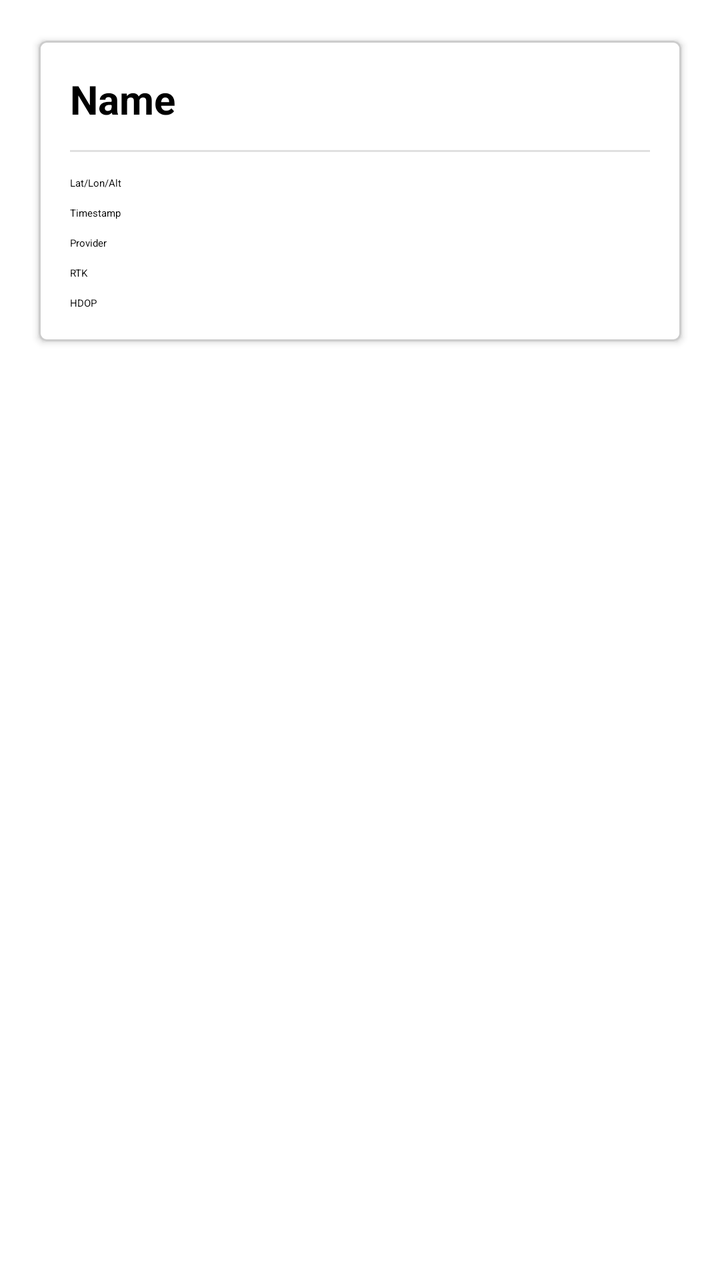
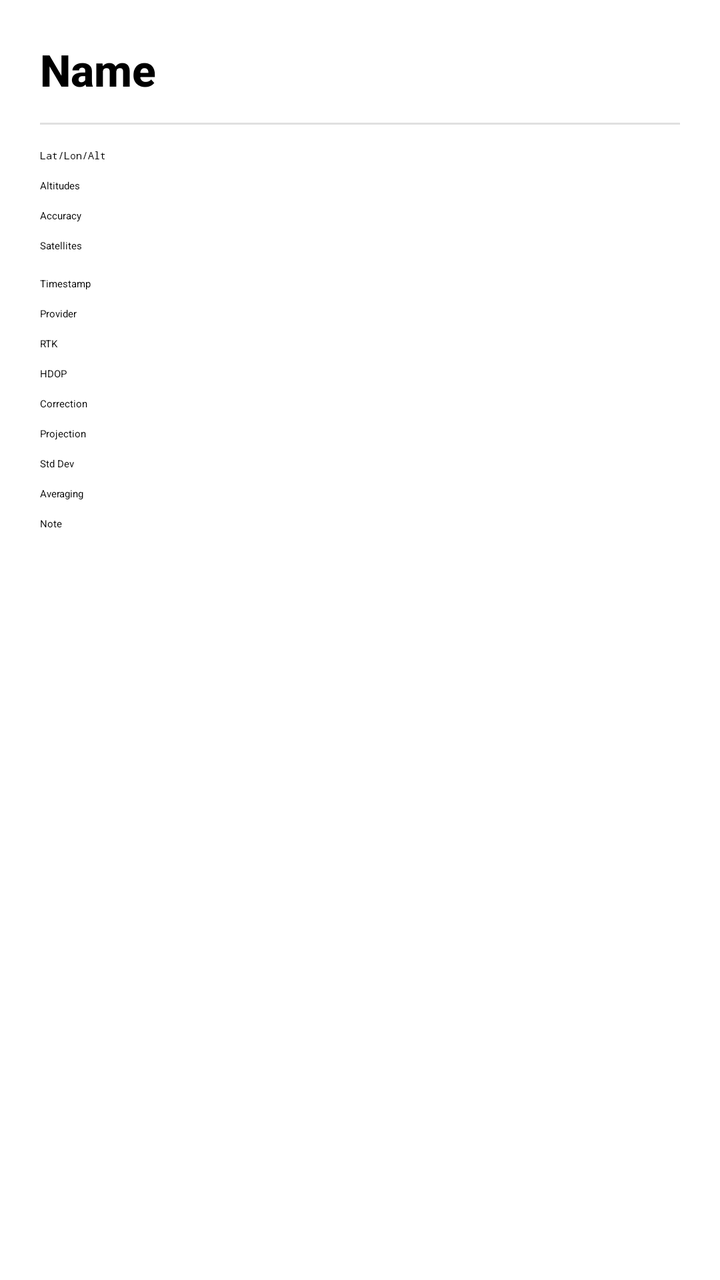

An Android layout rendered at two revisions. The XML below is the earlier revision; the diff shows what the commit changed to produce the second picture.
<!-- AndroidManifest.xml: activity theme Theme.SurveyingApp.NoActionBar -->
<!-- res/layout/fragment_coordinate_detail.xml -->
<?xml version="1.0" encoding="utf-8"?>
<ScrollView xmlns:android="http://schemas.android.com/apk/res/android"
    xmlns:app="http://schemas.android.com/apk/res-auto"
    android:layout_width="match_parent"
    android:layout_height="match_parent"
    android:padding="16dp"
    android:fadeScrollbars="false">

    <LinearLayout
        android:layout_width="match_parent"
        android:layout_height="wrap_content"
        android:orientation="vertical">

        
        <com.google.android.material.card.MaterialCardView
            android:layout_width="match_parent"
            android:layout_height="wrap_content"
            app:cardUseCompatPadding="true"
            app:cardElevation="2dp"
            app:strokeWidth="1dp"
            app:strokeColor="@color/coordinate_card_stroke_normal"
            android:layout_marginBottom="16dp">

            <LinearLayout
                android:layout_width="match_parent"
                android:layout_height="wrap_content"
                android:orientation="vertical"
                android:padding="16dp">

                <TextView
                    android:id="@+id/text_name"
                    android:layout_width="match_parent"
                    android:layout_height="wrap_content"
                    android:textStyle="bold"
                    android:textSize="20sp"
                    android:textColor="@android:color/black"
                    android:text="Name" />

                <com.google.android.material.divider.MaterialDivider
                    android:layout_width="match_parent"
                    android:layout_height="wrap_content"
                    android:layout_marginTop="12dp"
                    android:layout_marginBottom="12dp" />

                
                <TextView
                    android:id="@+id/text_coords"
                    android:layout_width="match_parent"
                    android:layout_height="wrap_content"
                    android:textAppearance="?attr/textAppearanceBodyMedium"
                    android:textColor="@android:color/black"
                    android:text="Lat/Lon/Alt" />

                <TextView
                    android:id="@+id/text_time"
                    android:layout_width="match_parent"
                    android:layout_height="wrap_content"
                    android:layout_marginTop="8dp"
                    android:textAppearance="?attr/textAppearanceBodySmall"
                    android:text="Timestamp" />

                <TextView
                    android:id="@+id/text_provider"
                    android:layout_width="match_parent"
                    android:layout_height="wrap_content"
                    android:layout_marginTop="8dp"
                    android:textAppearance="?attr/textAppearanceBodySmall"
                    android:text="Provider" />

                <TextView
                    android:id="@+id/text_rtk"
                    android:layout_width="match_parent"
                    android:layout_height="wrap_content"
                    android:layout_marginTop="8dp"
                    android:textAppearance="?attr/textAppearanceBodySmall"
                    android:text="RTK" />

                <TextView
                    android:id="@+id/text_hdop"
                    android:layout_width="match_parent"
                    android:layout_height="wrap_content"
                    android:layout_marginTop="8dp"
                    android:textAppearance="?attr/textAppearanceBodySmall"
                    android:text="HDOP" />

                <TextView
                    android:id="@+id/text_empty"
                    android:layout_width="match_parent"
                    android:layout_height="wrap_content"
                    android:layout_marginTop="24dp"
                    android:text="Coordinate not found"
                    android:visibility="gone"
                    android:textStyle="italic"
                    android:textAppearance="?attr/textAppearanceBodyMedium" />
            </LinearLayout>
        </com.google.android.material.card.MaterialCardView>

        
        

    </LinearLayout>
</ScrollView>
<!-- resources referenced by this layout -->
<resources>
  <color name="coordinate_card_stroke_normal">#33000000</color>
  <style name="Theme.SurveyingApp.NoActionBar">
          <item name="windowActionBar">false</item>
          <item name="windowNoTitle">true</item>
      </style>
</resources>

<!-- the commit's change to res/layout/fragment_coordinate_detail.xml (unified diff, before → after) -->
@@ -6,96 +6,221 @@
     android:padding="16dp"
     android:fadeScrollbars="false">
 
+    
     <LinearLayout
         android:layout_width="match_parent"
         android:layout_height="wrap_content"
-        android:orientation="vertical">
+        android:orientation="vertical"
+        android:divider="@android:color/transparent"
+        android:showDividers="none">
 
         
-        <com.google.android.material.card.MaterialCardView
+        <LinearLayout
+            android:id="@+id/coord_detail_block"
             android:layout_width="match_parent"
             android:layout_height="wrap_content"
-            app:cardUseCompatPadding="true"
-            app:cardElevation="2dp"
-            app:strokeWidth="1dp"
-            app:strokeColor="@color/coordinate_card_stroke_normal"
-            android:layout_marginBottom="16dp">
-
+            android:orientation="vertical"
+            android:padding="4dp">
+
+            <TextView
+                android:id="@+id/text_name"
+                android:layout_width="match_parent"
+                android:layout_height="wrap_content"
+                android:textStyle="bold"
+                android:textSize="22sp"
+                android:fontFamily="sans-serif-medium"
+                android:textColor="@android:color/black"
+                android:text="Name"
+                android:paddingBottom="4dp"/>
+
+            <com.google.android.material.divider.MaterialDivider
+                android:layout_width="match_parent"
+                android:layout_height="wrap_content"
+                android:layout_marginTop="8dp"
+                android:layout_marginBottom="12dp" />
+
+            
+            <TextView
+                android:id="@+id/text_coords"
+                android:layout_width="match_parent"
+                android:layout_height="wrap_content"
+                android:textAppearance="?attr/textAppearanceBodyMedium"
+                android:fontFamily="monospace"
+                android:textColor="@android:color/black"
+                android:text="Lat/Lon/Alt" />
+
+            
+            <TextView
+                android:id="@+id/text_altitudes"
+                android:layout_width="match_parent"
+                android:layout_height="wrap_content"
+                android:layout_marginTop="8dp"
+                android:textAppearance="?attr/textAppearanceBodySmall"
+                android:textColor="@android:color/black"
+                android:text="Altitudes" />
+
+            
+            <TextView
+                android:id="@+id/text_accuracy"
+                android:layout_width="match_parent"
+                android:layout_height="wrap_content"
+                android:layout_marginTop="8dp"
+                android:textAppearance="?attr/textAppearanceBodySmall"
+                android:textColor="@android:color/black"
+                android:text="Accuracy" />
+
+            
+            <TextView
+                android:id="@+id/text_sats"
+                android:layout_width="match_parent"
+                android:layout_height="wrap_content"
+                android:layout_marginTop="8dp"
+                android:textAppearance="?attr/textAppearanceBodySmall"
+                android:textColor="@android:color/black"
+                android:text="Satellites" />
+
+            
+            <TextView
+                android:id="@+id/text_time"
+                android:layout_width="match_parent"
+                android:layout_height="wrap_content"
+                android:layout_marginTop="12dp"
+                android:textAppearance="?attr/textAppearanceBodySmall"
+                android:textColor="@android:color/black"
+                android:text="Timestamp" />
+
+            
+            <TextView
+                android:id="@+id/text_provider"
+                android:layout_width="match_parent"
+                android:layout_height="wrap_content"
+                android:layout_marginTop="8dp"
+                android:textAppearance="?attr/textAppearanceBodySmall"
+                android:textColor="@android:color/black"
+                android:text="Provider" />
+
+            
             <LinearLayout
-                android:layout_width="match_parent"
-                android:layout_height="wrap_content"
-                android:orientation="vertical"
-                android:padding="16dp">
-
+                android:id="@+id/row_badges"
+                android:layout_width="match_parent"
+                android:layout_height="wrap_content"
+                android:layout_marginTop="6dp"
+                android:orientation="horizontal"
+                android:visibility="gone">
                 <TextView
-                    android:id="@+id/text_name"
-                    android:layout_width="match_parent"
+                    android:id="@+id/badge_rtk"
+                    android:layout_width="wrap_content"
                     android:layout_height="wrap_content"
+                    android:paddingLeft="10dp"
+                    android:paddingRight="10dp"
+                    android:paddingTop="4dp"
+                    android:paddingBottom="4dp"
+                    android:text="RTK"
+                    android:textSize="12sp"
                     android:textStyle="bold"
-                    android:textSize="20sp"
-                    android:textColor="@android:color/black"
-                    android:text="Name" />
-
-                <com.google.android.material.divider.MaterialDivider
-                    android:layout_width="match_parent"
+                    android:textColor="@android:color/white"
+                    android:layout_marginEnd="8dp"
+                    android:background="@drawable/badge_bg"
+                    android:visibility="gone"/>
+                <TextView
+                    android:id="@+id/badge_accuracy"
+                    android:layout_width="wrap_content"
                     android:layout_height="wrap_content"
-                    android:layout_marginTop="12dp"
-                    android:layout_marginBottom="12dp" />
-
-                
-                <TextView
-                    android:id="@+id/text_coords"
-                    android:layout_width="match_parent"
-                    android:layout_height="wrap_content"
-                    android:textAppearance="?attr/textAppearanceBodyMedium"
-                    android:textColor="@android:color/black"
-                    android:text="Lat/Lon/Alt" />
-
-                <TextView
-                    android:id="@+id/text_time"
-                    android:layout_width="match_parent"
-                    android:layout_height="wrap_content"
-                    android:layout_marginTop="8dp"
-                    android:textAppearance="?attr/textAppearanceBodySmall"
-                    android:text="Timestamp" />
-
-                <TextView
-                    android:id="@+id/text_provider"
-                    android:layout_width="match_parent"
-                    android:layout_height="wrap_content"
-                    android:layout_marginTop="8dp"
-                    android:textAppearance="?attr/textAppearanceBodySmall"
-                    android:text="Provider" />
-
-                <TextView
-                    android:id="@+id/text_rtk"
-                    android:layout_width="match_parent"
-                    android:layout_height="wrap_content"
-                    android:layout_marginTop="8dp"
-                    android:textAppearance="?attr/textAppearanceBodySmall"
-                    android:text="RTK" />
-
-                <TextView
-                    android:id="@+id/text_hdop"
-                    android:layout_width="match_parent"
-                    android:layout_height="wrap_content"
-                    android:layout_marginTop="8dp"
-                    android:textAppearance="?attr/textAppearanceBodySmall"
-                    android:text="HDOP" />
-
-                <TextView
-                    android:id="@+id/text_empty"
-                    android:layout_width="match_parent"
-                    android:layout_height="wrap_content"
-                    android:layout_marginTop="24dp"
-                    android:text="Coordinate not found"
-                    android:visibility="gone"
-                    android:textStyle="italic"
-                    android:textAppearance="?attr/textAppearanceBodyMedium" />
+                    android:paddingLeft="10dp"
+                    android:paddingRight="10dp"
+                    android:paddingTop="4dp"
+                    android:paddingBottom="4dp"
+                    android:text="ACC"
+                    android:textSize="12sp"
+                    android:textStyle="bold"
+                    android:textColor="@android:color/white"
+                    android:background="@drawable/badge_bg"
+                    android:visibility="gone"/>
             </LinearLayout>
-        </com.google.android.material.card.MaterialCardView>
-
-        
+
+            
+            <TextView
+                android:id="@+id/text_rtk"
+                android:layout_width="match_parent"
+                android:layout_height="wrap_content"
+                android:layout_marginTop="8dp"
+                android:textAppearance="?attr/textAppearanceBodySmall"
+                android:textColor="@android:color/black"
+                android:text="RTK" />
+
+            
+            <TextView
+                android:id="@+id/text_hdop"
+                android:layout_width="match_parent"
+                android:layout_height="wrap_content"
+                android:layout_marginTop="8dp"
+                android:textAppearance="?attr/textAppearanceBodySmall"
+                android:textColor="@android:color/black"
+                android:text="HDOP" />
+
+            
+            <TextView
+                android:id="@+id/text_correction"
+                android:layout_width="match_parent"
+                android:layout_height="wrap_content"
+                android:layout_marginTop="8dp"
+                android:textAppearance="?attr/textAppearanceBodySmall"
+                android:textColor="@android:color/black"
+                android:text="Correction" />
+
+            
+            <TextView
+                android:id="@+id/text_projection"
+                android:layout_width="match_parent"
+                android:layout_height="wrap_content"
+                android:layout_marginTop="8dp"
+                android:textAppearance="?attr/textAppearanceBodySmall"
+                android:textColor="@android:color/black"
+                android:text="Projection" />
+
+            
+            <TextView
+                android:id="@+id/text_stddev"
+                android:layout_width="match_parent"
+                android:layout_height="wrap_content"
+                android:layout_marginTop="8dp"
+                android:textAppearance="?attr/textAppearanceBodySmall"
+                android:textColor="@android:color/black"
+                android:text="Std Dev" />
+
+            
+            <TextView
+                android:id="@+id/text_averaging"
+                android:layout_width="match_parent"
+                android:layout_height="wrap_content"
+                android:layout_marginTop="8dp"
+                android:textAppearance="?attr/textAppearanceBodySmall"
+                android:textColor="@android:color/black"
+                android:text="Averaging" />
+
+            
+            <TextView
+                android:id="@+id/text_note"
+                android:layout_width="match_parent"
+                android:layout_height="wrap_content"
+                android:layout_marginTop="8dp"
+                android:textAppearance="?attr/textAppearanceBodySmall"
+                android:textColor="@android:color/black"
+                android:text="Note" />
+
+            
+            <TextView
+                android:id="@+id/text_empty"
+                android:layout_width="match_parent"
+                android:layout_height="wrap_content"
+                android:layout_marginTop="32dp"
+                android:text="Coordinate not found"
+                android:visibility="gone"
+                android:textStyle="italic"
+                android:textColor="@android:color/darker_gray"
+                android:textAppearance="?attr/textAppearanceBodyMedium" />
+        </LinearLayout>
+
         
 
     </LinearLayout>
<!-- resource entries referenced after the edit -->
@@ -1,6 +1,12 @@
 <!-- resources referenced by this layout -->
 <resources>
-  <color name="coordinate_card_stroke_normal">#33000000</color>
+  <!-- drawable badge_bg (drawable) -->
+  <?xml version="1.0" encoding="utf-8"?>
+  <shape xmlns:android="http://schemas.android.com/apk/res/android" android:shape="rectangle">
+      <solid android:color="#666666"/>
+      <corners android:radius="12dp"/>
+      <padding android:left="4dp" android:top="2dp" android:right="4dp" android:bottom="2dp"/>
+  </shape>
   <style name="Theme.SurveyingApp.NoActionBar">
           <item name="windowActionBar">false</item>
           <item name="windowNoTitle">true</item>
